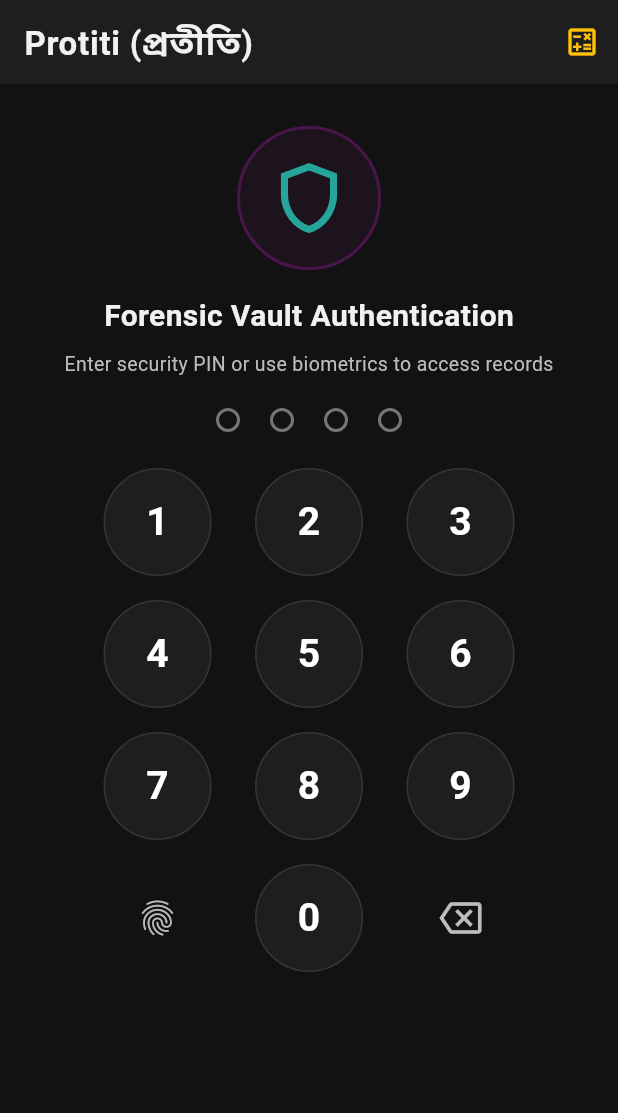
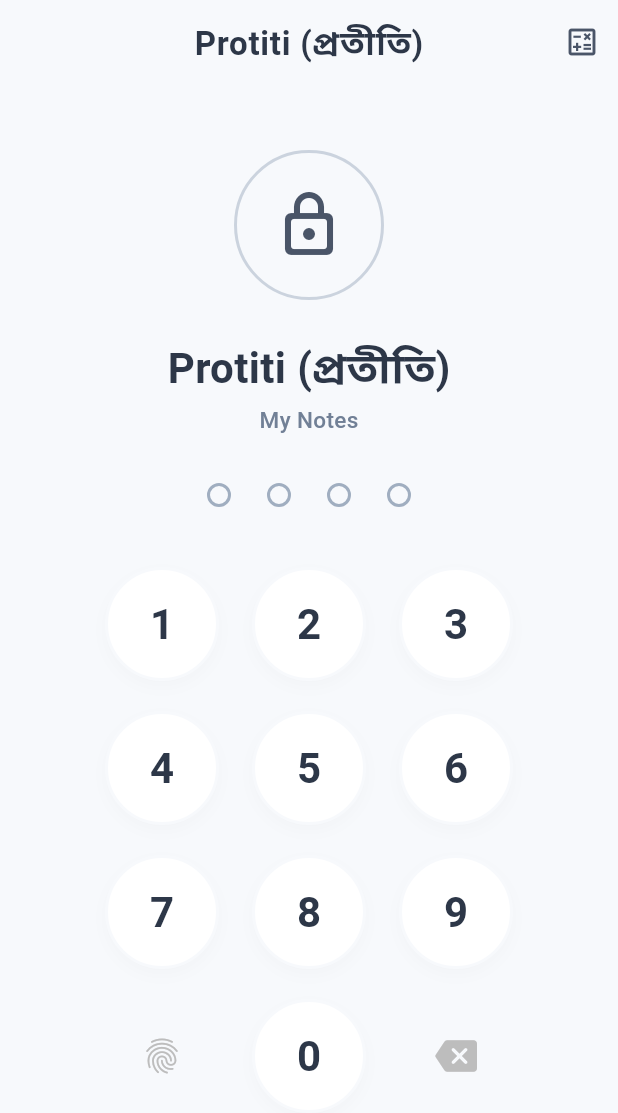
Before and after one commit to the-abraar/Protiti, a Flutter app: the LockScreen screen opened directly, on a phone screen of 412 x 824 dp. Shown: the top 1113 px of the screen. Run offline on Flutter 3.47's test engine with Material 3 defaults, Android fonts, the phone set to English and light mode, and no system bars; our stand-ins replace audioplayers, battery_plus, flutter_blue_plus, flutter_image_compress, flutter_local_notifications, flutter_secure_storage and 10 more; missing offline and left inert: encrypt, flutter_background_service, flutter_callkit_incoming, flutter_driver, flutter_dynamic_icon, flutter_jailbreak_detection and 13 more; accounts and stored records are empty.

Commit message:
UI overhaul: comforting light theme

```diff
--- a/protiti/l10n.yaml
+++ b/protiti/l10n.yaml
@@ -1,3 +1,4 @@
 arb-dir: lib/l10n
 template-arb-file: app_en.arb
 output-localization-file: app_localizations.dart
+synthetic-package: false
--- a/protiti/lib/data/repositories/contact_repository.dart
+++ b/protiti/lib/data/repositories/contact_repository.dart
@@ -1,6 +1,7 @@
+import 'package:sqflite_sqlcipher/sqflite.dart';
 import '../../domain/models/contact.dart';
 import '../services/database_service.dart';
-import 'package:sqflite/sqflite.dart';
+import 'package:sqflite_sqlcipher/sqflite.dart';
 
 class ContactRepository {
   final DatabaseService dbService;
--- a/protiti/lib/data/repositories/evidence_repository.dart
+++ b/protiti/lib/data/repositories/evidence_repository.dart
@@ -1,7 +1,8 @@
+import 'package:sqflite_sqlcipher/sqflite.dart';
 import 'dart:convert';
 import '../../domain/models/evidence.dart';
 import '../services/database_service.dart';
-import 'package:sqflite/sqflite.dart';
+import 'package:sqflite_sqlcipher/sqflite.dart';
 
 class EvidenceRepository {
   final DatabaseService dbService;
--- a/protiti/lib/data/services/acoustic_deterrent_service.dart
+++ b/protiti/lib/data/services/acoustic_deterrent_service.dart
@@ -1,3 +1,4 @@
+import 'package:volume_controller/volume_controller.dart';
 import 'package:audioplayers/audioplayers.dart';
 import 'package:volume_controller/volume_controller.dart';
 
@@ -9,7 +10,7 @@ class AcousticDeterrentService {
   Future<void> triggerLoudSiren() async {
     try {
       // 1. Force the hardware media volume to absolute maximum (1.0)
-      await VolumeController().setVolume(1.0);
+      await VolumeController.instance.setVolume(1.0);
 
       // 2. Loop a high-decibel siren asset indefinitely
       _player.setReleaseMode(ReleaseMode.loop);
--- a/protiti/lib/data/services/background_sos_service.dart
+++ b/protiti/lib/data/services/background_sos_service.dart
@@ -15,6 +15,9 @@ import 'dart:async';
 
 class BackgroundSosService {
   static Future<void> initializeService() async {
+    if (!Platform.isAndroid && !Platform.isIOS) {
+      return;
+    }
     final service = FlutterBackgroundService();
 
     await service.configure(
--- a/protiti/lib/data/services/camouflage_service.dart
+++ b/protiti/lib/data/services/camouflage_service.dart
@@ -1,3 +1,4 @@
+import 'package:flutter_dynamic_icon/flutter_dynamic_icon.dart';
 import 'package:flutter_dynamic_icon/flutter_dynamic_icon.dart';
 
 class CamouflageService {
--- a/protiti/lib/data/services/proximity_lock_service.dart
+++ b/protiti/lib/data/services/proximity_lock_service.dart
@@ -1,3 +1,4 @@
+import 'package:proximity_sensor/proximity_sensor.dart';
 import 'dart:async';
 import 'package:proximity_sensor/proximity_sensor.dart';
 
--- a/protiti/lib/data/services/rasp_service.dart
+++ b/protiti/lib/data/services/rasp_service.dart
@@ -3,10 +3,15 @@ import 'package:flutter/foundation.dart';
 import 'package:flutter/services.dart';
 import 'wipe_service.dart';
 
+import 'dart:io';
+
 class RaspService {
   /// Initializes the Runtime Application Self-Protection (RASP) engine.
   /// This monitors the live RAM space for debuggers, emulators, and hooking frameworks (Frida).
   static Future<void> initializeRasp() async {
+    if (!Platform.isAndroid && !Platform.isIOS) {
+      return;
+    }
     final config = TalsecConfig(
       androidConfig: AndroidConfig(
         packageName: 'com.protiti.protiti',
@@ -31,7 +36,6 @@ class RaspService {
       onDeviceBinding: () => print('Device binding failed'),
       onDeviceID: () => print('Device ID tampered'),
       onSecureHardwareNotAvailable: () => print('Hardware keystore offline'),
-      onPasscodeNotSet: () => print('OS Passcode disabled'),
     );
 
     Talsec.instance.attachListener(callback);
--- a/protiti/lib/domain/use_cases/generate_complaint.dart
+++ b/protiti/lib/domain/use_cases/generate_complaint.dart
@@ -81,8 +81,8 @@ class GenerateComplaintUseCase {
                       text:
                           'Type: ${e['type']?.toUpperCase()} | Desc: ${e['description']}\nSHA-256: ${e['hash']}',
                     ),
+                  ),
                 ),
-              ],
             pw.SizedBox(height: 30),
             pw.Center(
               child: pw.Column(
--- a/protiti/lib/ui/features/auth/lock_screen.dart
+++ b/protiti/lib/ui/features/auth/lock_screen.dart
@@ -1,5 +1,5 @@
 import 'package:flutter/material.dart';
-import 'package:flutter_gen/gen_l10n/app_localizations.dart';
+import 'package:protiti/l10n/app_localizations.dart';
 import 'package:flutter/services.dart';
 import '../../../data/services/auth_service.dart';
 import '../../core/theme/app_theme.dart';
@@ -230,7 +230,7 @@ class _LockScreenState extends State<LockScreen> {
                 : 'Enable Calculator Stealth Disguise',
             icon: Icon(
               _isCalculatorMode ? Icons.lock_outline : Icons.calculate_outlined,
-              color: AppTheme.warmGold,
+              color: AppTheme.brandSecondary,
             ),
             onPressed: () async {
               setState(() {
@@ -278,36 +278,33 @@ class _LockScreenState extends State<LockScreen> {
 
   Widget _buildStandardLockBody() {
     return SingleChildScrollView(
-      padding: const EdgeInsets.symmetric(vertical: 16),
+      padding: const EdgeInsets.symmetric(vertical: 32),
       child: Column(
         children: [
           const SizedBox(height: 12),
-          // Shield Logo Icon
+          // Clean Lock Icon
           Container(
-            padding: const EdgeInsets.all(18),
+            padding: const EdgeInsets.all(24),
             decoration: BoxDecoration(
               shape: BoxShape.circle,
-              color: AppTheme.deepAmethyst.withValues(alpha: 0.2),
-              border: Border.all(color: AppTheme.deepAmethyst, width: 2),
+              color: AppTheme.surfaceLight,
+              border: Border.all(color: AppTheme.accentSoft.withOpacity(0.5), width: 2),
             ),
             child: const Icon(
-              Icons.shield_outlined,
-              size: 56,
-              color: AppTheme.tealLight,
+              Icons.lock_outline_rounded,
+              size: 48,
+              color: AppTheme.brandSecondary,
             ),
           ),
-          const SizedBox(height: 16),
+          const SizedBox(height: 24),
           GestureDetector(
             onTap: () {
               _crashTapCount++;
 
               if (_crashTapCount >= 5) {
-                // Force an immediate native process termination.
-                // To the OS and the abuser, this looks like a hard, unrecoverable crash.
                 SystemChannels.platform.invokeMethod('SystemNavigator.pop');
               }
 
-              // Reset the counter if the user stops tapping
               Future.delayed(const Duration(seconds: 2), () {
                 if (mounted) {
                   setState(() {
@@ -317,49 +314,46 @@ class _LockScreenState extends State<LockScreen> {
               });
             },
             onLongPress: () async {
-              // 1. Permanently disable FaceID for the next launch
               await _authService.enforcePinHardLock();
-
-              // 2. Trigger the thermal decoy
               if (!mounted) return;
               Navigator.push(
                 context,
                 MaterialPageRoute(builder: (context) => const ThermalDecoyScreen()),
               );
             },
-            child: Text(
-              AppLocalizations.of(context)!.vaultAuthTitle,
-              style: const TextStyle(
-                fontSize: 20,
+            child: const Text(
+              'Protiti (প্রতীতি)',
+              style: TextStyle(
+                fontSize: 28,
                 fontWeight: FontWeight.bold,
-                color: AppTheme.textPrimaryDark,
+                color: AppTheme.textPrimary,
               ),
             ),
           ),
-          const SizedBox(height: 8),
-          Text(
-            AppLocalizations.of(context)!.vaultAuthSubtitle,
-            style: TextStyle(fontSize: 13, color: Colors.grey[400]),
+          const SizedBox(height: 4),
+          const Text(
+            'My Notes',
+            style: TextStyle(fontSize: 15, color: AppTheme.textSecondary, fontWeight: FontWeight.w500),
           ),
-          const SizedBox(height: 20),
+          const SizedBox(height: 32),
 
           if (_isCompromised)
             Container(
-              margin: const EdgeInsets.symmetric(horizontal: 20, vertical: 10),
+              margin: const EdgeInsets.symmetric(horizontal: 24, vertical: 12),
               padding: const EdgeInsets.all(12),
               decoration: BoxDecoration(
-                color: Colors.red.withValues(alpha: 0.2),
-                borderRadius: BorderRadius.circular(8),
-                border: Border.all(color: Colors.red),
+                color: AppTheme.panicRed.withOpacity(0.1),
+                borderRadius: BorderRadius.circular(12),
+                border: Border.all(color: AppTheme.panicRed.withOpacity(0.3)),
               ),
               child: Row(
                 children: const [
-                  Icon(Icons.gpp_bad, color: Colors.red),
-                  SizedBox(width: 10),
+                  Icon(Icons.warning_amber_rounded, color: AppTheme.panicRed),
+                  SizedBox(width: 12),
                   Expanded(
                     child: Text(
-                      'WARNING: Device OS Compromised (Rooted). Encrypted data may be vulnerable to stalkerware.',
-                      style: TextStyle(color: Colors.redAccent, fontSize: 12),
+                      'Security Alert: Device may be compromised. Please proceed with caution.',
+                      style: TextStyle(color: AppTheme.panicRed, fontSize: 13, fontWeight: FontWeight.w500),
                     ),
                   ),
                 ],
@@ -372,14 +366,14 @@ class _LockScreenState extends State<LockScreen> {
             children: List.generate(4, (index) {
               final isFilled = index < _enteredPin.length;
               return Container(
-                margin: const EdgeInsets.symmetric(horizontal: 10),
+                margin: const EdgeInsets.symmetric(horizontal: 12),
                 width: 16,
                 height: 16,
                 decoration: BoxDecoration(
                   shape: BoxShape.circle,
-                  color: isFilled ? AppTheme.warmGold : Colors.transparent,
+                  color: isFilled ? AppTheme.brandSecondary : Colors.transparent,
                   border: Border.all(
-                    color: isFilled ? AppTheme.warmGold : Colors.grey[600]!,
+                    color: isFilled ? AppTheme.brandSecondary : AppTheme.accentSoft,
                     width: 2,
                   ),
                 ),
@@ -388,46 +382,46 @@ class _LockScreenState extends State<LockScreen> {
           ),
 
           if (_errorMessage.isNotEmpty) ...[
-            const SizedBox(height: 12),
+            const SizedBox(height: 16),
             Text(
               _errorMessage,
               style: const TextStyle(
-                color: AppTheme.crimson,
-                fontSize: 13,
+                color: AppTheme.panicRed,
+                fontSize: 14,
                 fontWeight: FontWeight.w500,
               ),
             ),
           ],
 
-          const SizedBox(height: 24),
+          const SizedBox(height: 40),
 
           // Numeric Keypad
           Padding(
-            padding: const EdgeInsets.symmetric(horizontal: 40),
+            padding: const EdgeInsets.symmetric(horizontal: 48),
             child: Column(
               children: [
                 _buildKeypadRow(['1', '2', '3']),
-                const SizedBox(height: 16),
+                const SizedBox(height: 20),
                 _buildKeypadRow(['4', '5', '6']),
-                const SizedBox(height: 16),
+                const SizedBox(height: 20),
                 _buildKeypadRow(['7', '8', '9']),
-                const SizedBox(height: 16),
+                const SizedBox(height: 20),
                 Row(
                   mainAxisAlignment: MainAxisAlignment.spaceEvenly,
                   children: [
                     // Biometric Button
                     if (!_isBiometricLocked)
                       _buildActionButton(
-                        icon: Icons.fingerprint,
+                        icon: Icons.fingerprint_rounded,
                         onTap: _authenticateBiometric,
                         tooltip: 'Biometric Unlock',
                       )
                     else
-                      const SizedBox(width: 72, height: 72),
+                      const SizedBox(width: 76, height: 76),
                     _buildNumberButton('0'),
                     // Backspace Button
                     _buildActionButton(
-                      icon: Icons.backspace_outlined,
+                      icon: Icons.backspace_rounded,
                       onTap: _onBackspace,
                       tooltip: 'Delete',
                     ),
@@ -436,10 +430,7 @@ class _LockScreenState extends State<LockScreen> {
               ],
             ),
           ),
-
           const SizedBox(height: 20),
-
-          const SizedBox(height: 10),
         ],
       ),
     );
@@ -454,26 +445,33 @@ class _LockScreenState extends State<LockScreen> {
 
   Widget _buildNumberButton(String digit) {
     return InkWell(
-      splashColor: Colors.transparent,
-      highlightColor: Colors.transparent,
+      splashColor: AppTheme.surfaceLight,
+      highlightColor: AppTheme.surfaceLight,
       enableFeedback: false,
       onTap: () => _onNumberTap(digit),
-      borderRadius: BorderRadius.circular(40),
+      borderRadius: BorderRadius.circular(38),
       child: Container(
-        width: 72,
-        height: 72,
+        width: 76,
+        height: 76,
         decoration: BoxDecoration(
           shape: BoxShape.circle,
-          color: AppTheme.cardDark,
-          border: Border.all(color: Colors.white10),
+          color: AppTheme.primaryWhite,
+          border: Border.all(color: AppTheme.surfaceLight, width: 2),
+          boxShadow: [
+            BoxShadow(
+              color: Colors.black.withOpacity(0.02),
+              blurRadius: 8,
+              offset: const Offset(0, 4),
+            )
+          ],
         ),
         alignment: Alignment.center,
         child: Text(
           digit,
           style: const TextStyle(
-            fontSize: 26,
-            fontWeight: FontWeight.bold,
-            color: Colors.white,
+            fontSize: 28,
+            fontWeight: FontWeight.w600,
+            color: AppTheme.textPrimary,
           ),
         ),
       ),
--- a/protiti/pubspec.yaml
+++ b/protiti/pubspec.yaml
@@ -55,7 +55,7 @@ dependencies:
   pdf: ^3.11.0
   secure_application: any
   sensors_plus: ^5.0.1
-  record: ^5.0.5
+  record: any
   audioplayers: ^5.2.1
   flutter_local_notifications: ^17.1.2
   flutter_jailbreak_detection: any
@@ -76,6 +76,9 @@ dependencies:
   battery_plus: ^6.1.0
   volume_controller: ^3.0.0
   network_info_plus: ^8.2.1
+  flutter_dynamic_icon: ^2.1.0
+  proximity_sensor: ^2.0.0
+  record_linux: any
 
 dev_dependencies:
   hardware_sos:
```
Also changed, not shown: protiti/lib/data/services/auth_service.dart (+34 -15 lines), protiti/lib/data/services/database_service.dart (+10 -16 lines), protiti/lib/main.dart (+14 -7 lines), protiti/lib/ui/core/theme/app_theme.dart (+66 -87 lines), protiti/lib/ui/features/complaint/complaint_wizard_screen.dart (+10 -10 lines), protiti/lib/ui/features/panic/panic_screen.dart (+27 -27 lines), protiti/lib/ui/features/support/support_screen.dart (+10 -10 lines), protiti/lib/ui/features/vault/vault_screen.dart (+53 -46 lines), protiti/pubspec.lock, 7 other files.
